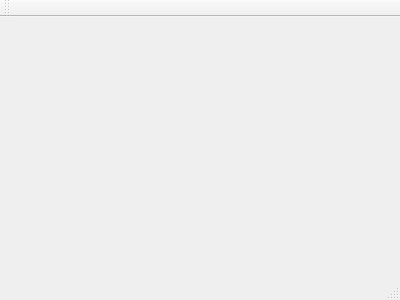
whoisnian/ScheduleCourses, file mainwindow.ui: the form before one commit.
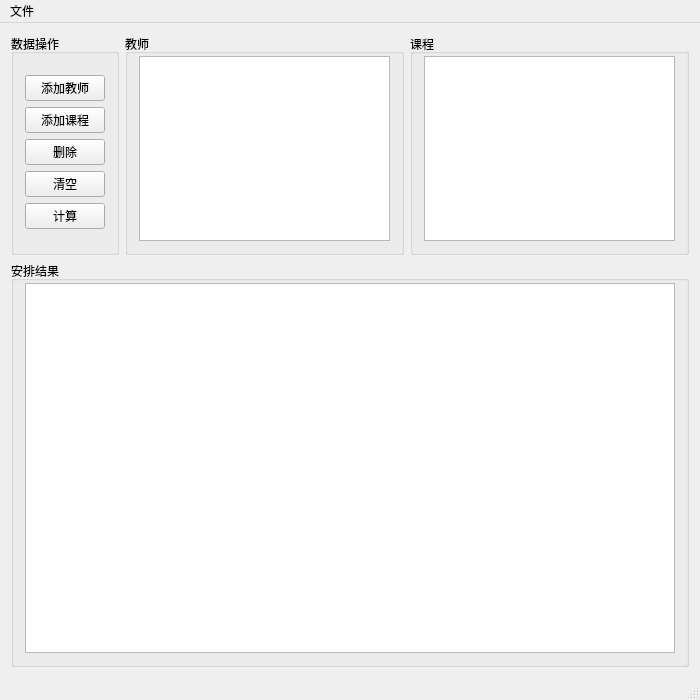
The form after the commit.

```diff
--- a/mainwindow.ui
+++ b/mainwindow.ui
@@ -1,24 +1,254 @@
 <ui version="4.0">
  <class>MainWindow</class>
- <widget class="QMainWindow" name="MainWindow" >
-  <property name="geometry" >
+ <widget class="QMainWindow" name="MainWindow">
+  <property name="geometry">
    <rect>
     <x>0</x>
     <y>0</y>
-    <width>400</width>
-    <height>300</height>
+    <width>700</width>
+    <height>700</height>
    </rect>
   </property>
   <property name="windowTitle" >
    <string>MainWindow</string>
   </property>
-  <widget class="QMenuBar" name="menuBar" />
-  <widget class="QToolBar" name="mainToolBar" />
-  <widget class="QWidget" name="centralWidget" />
-  <widget class="QStatusBar" name="statusBar" />
+  <widget class="QWidget" name="centralWidget">
+   <layout class="QVBoxLayout" name="verticalLayout_2">
+    <item>
+     <layout class="QHBoxLayout" name="horizontalLayout">
+      <property name="sizeConstraint">
+       <enum>QLayout::SetDefaultConstraint</enum>
+      </property>
+      <item>
+       <widget class="QGroupBox" name="groupBox_button">
+        <property name="minimumSize">
+         <size>
+          <width>0</width>
+          <height>221</height>
+         </size>
+        </property>
+        <property name="maximumSize">
+         <size>
+          <width>16777215</width>
+          <height>221</height>
+         </size>
+        </property>
+        <property name="title">
+         <string>数据操作</string>
+        </property>
+        <layout class="QVBoxLayout" name="verticalLayout">
+         <property name="topMargin">
+          <number>9</number>
+         </property>
+         <item>
+          <layout class="QVBoxLayout" name="verticalLayout_3">
+           <item>
+            <widget class="QPushButton" name="pushButton_add_teacher">
+             <property name="text">
+              <string>添加教师</string>
+             </property>
+            </widget>
+           </item>
+           <item>
+            <widget class="QPushButton" name="pushButton_add_course">
+             <property name="text">
+              <string>添加课程</string>
+             </property>
+            </widget>
+           </item>
+           <item>
+            <widget class="QPushButton" name="pushButton_delete">
+             <property name="text">
+              <string>删除</string>
+             </property>
+            </widget>
+           </item>
+           <item>
+            <widget class="QPushButton" name="pushButton_clear">
+             <property name="text">
+              <string>清空</string>
+             </property>
+            </widget>
+           </item>
+           <item>
+            <widget class="QPushButton" name="pushButton_run">
+             <property name="text">
+              <string>计算</string>
+             </property>
+            </widget>
+           </item>
+          </layout>
+         </item>
+        </layout>
+       </widget>
+      </item>
+      <item>
+       <widget class="QGroupBox" name="groupBox_teachers">
+        <property name="minimumSize">
+         <size>
+          <width>0</width>
+          <height>221</height>
+         </size>
+        </property>
+        <property name="maximumSize">
+         <size>
+          <width>16777215</width>
+          <height>221</height>
+         </size>
+        </property>
+        <property name="title">
+         <string>教师</string>
+        </property>
+        <property name="flat">
+         <bool>false</bool>
+        </property>
+        <property name="checkable">
+         <bool>false</bool>
+        </property>
+        <layout class="QVBoxLayout" name="verticalLayout_5">
+         <property name="topMargin">
+          <number>2</number>
+         </property>
+         <item>
+          <widget class="QListWidget" name="listWidget_teachers">
+           <property name="maximumSize">
+            <size>
+             <width>16777215</width>
+             <height>16777215</height>
+            </size>
+           </property>
+           <property name="editTriggers">
+            <set>QAbstractItemView::NoEditTriggers</set>
+           </property>
+           <property name="wordWrap">
+            <bool>false</bool>
+           </property>
+          </widget>
+         </item>
+        </layout>
+       </widget>
+      </item>
+      <item>
+       <widget class="QGroupBox" name="groupBox_courses">
+        <property name="minimumSize">
+         <size>
+          <width>0</width>
+          <height>221</height>
+         </size>
+        </property>
+        <property name="maximumSize">
+         <size>
+          <width>16777215</width>
+          <height>221</height>
+         </size>
+        </property>
+        <property name="title">
+         <string>课程</string>
+        </property>
+        <layout class="QVBoxLayout" name="verticalLayout_6">
+         <property name="topMargin">
+          <number>2</number>
+         </property>
+         <item>
+          <widget class="QListWidget" name="listWidget_courses">
+           <property name="maximumSize">
+            <size>
+             <width>16777215</width>
+             <height>16777215</height>
+            </size>
+           </property>
+           <property name="editTriggers">
+            <set>QAbstractItemView::NoEditTriggers</set>
+           </property>
+          </widget>
+         </item>
+        </layout>
+       </widget>
+      </item>
+     </layout>
+    </item>
+    <item>
+     <widget class="QGroupBox" name="groupBox_result">
+      <property name="minimumSize">
+       <size>
+        <width>650</width>
+        <height>400</height>
+       </size>
+      </property>
+      <property name="title">
+       <string>安排结果</string>
+      </property>
+      <layout class="QVBoxLayout" name="verticalLayout_4">
+       <property name="topMargin">
+        <number>2</number>
+       </property>
+       <item>
+        <widget class="QTableWidget" name="tableWidget_result">
+         <property name="editTriggers">
+          <set>QAbstractItemView::NoEditTriggers</set>
+         </property>
+         <property name="selectionMode">
+          <enum>QAbstractItemView::SingleSelection</enum>
+         </property>
+         <property name="selectionBehavior">
+          <enum>QAbstractItemView::SelectRows</enum>
+         </property>
+         <property name="columnCount">
+          <number>2</number>
+         </property>
+         <attribute name="horizontalHeaderVisible">
+          <bool>false</bool>
+         </attribute>
+         <attribute name="horizontalHeaderDefaultSectionSize">
+          <number>300</number>
+         </attribute>
+         <attribute name="horizontalHeaderStretchLastSection">
+          <bool>true</bool>
+         </attribute>
+         <attribute name="verticalHeaderStretchLastSection">
+          <bool>false</bool>
+         </attribute>
+         <column/>
+         <column/>
+        </widget>
+       </item>
+      </layout>
+     </widget>
+    </item>
+   </layout>
+  </widget>
+  <widget class="QMenuBar" name="menuBar">
+   <property name="geometry">
+    <rect>
+     <x>0</x>
+     <y>0</y>
+     <width>700</width>
+     <height>24</height>
+    </rect>
+   </property>
+   <widget class="QMenu" name="menu_file">
+    <property name="title">
+     <string>文件</string>
+    </property>
+    <addaction name="action_import"/>
+    <addaction name="separator"/>
+    <addaction name="action_exit"/>
+   </widget>
+   <addaction name="menu_file"/>
+  </widget>
+  <widget class="QStatusBar" name="statusBar"/>
+  <action name="action_import">
+   <property name="text">
+    <string>从文件导入</string>
+   </property>
+  </action>
+  <action name="action_exit">
+   <property name="text">
+    <string>退出</string>
+   </property>
+  </action>
  </widget>
- <layoutDefault spacing="6" margin="11" />
- <pixmapfunction></pixmapfunction>
+ <layoutdefault spacing="6" margin="11"/>
  <resources/>
  <connections/>
 </ui>
```
Left out of the diff: 5 changed lines with no effect on the pictures.
